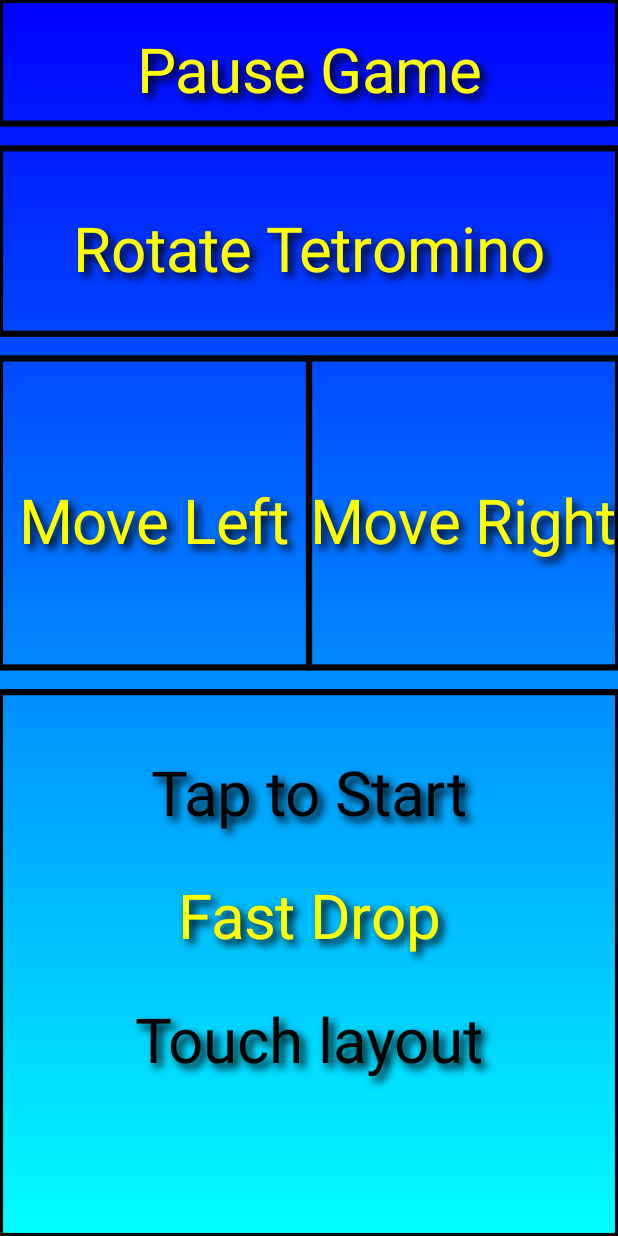
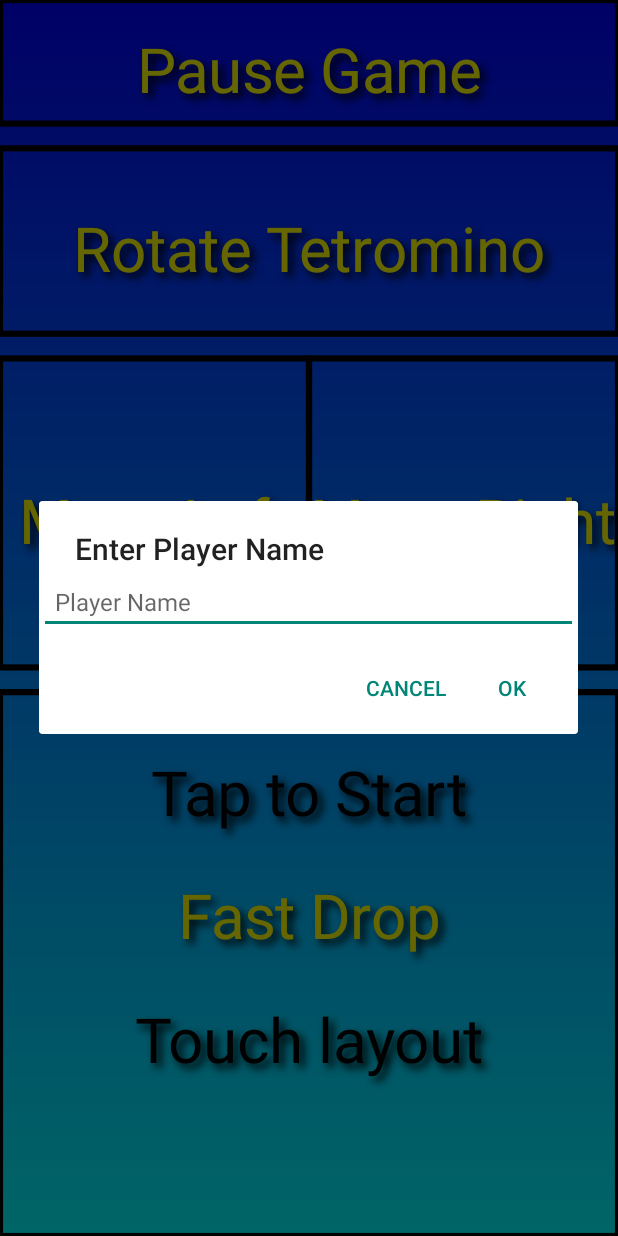
Before and after one commit to pantertanter/Tetris, an Android app built with Jetpack Compose: the screen it shows after launch (MainActivity), on a phone screen of 412 x 824 dp. Run offline under Robolectric (Android 15) with nearby library versions, the phone set to English and light mode, and no system bars; our stand-ins replace Firebase (no records; nobody signed in at launch, a user with empty details on screens opened directly).

Commit message:
popup for playerName
Now make an input field on the start screen to accept a player name

```diff
--- a/app/src/main/java/com/example/tetris/MainActivity.kt
+++ b/app/src/main/java/com/example/tetris/MainActivity.kt
@@ -13,12 +13,6 @@ import com.google.firebase.FirebaseApp
 class MainActivity : ComponentActivity() {
     override fun onCreate(savedInstanceState: Bundle?) {
         super.onCreate(savedInstanceState)
-        try {
-            FirebaseApp.initializeApp(this) // Initialize Firebase
-        } catch (e: Exception) {
-            e.printStackTrace()
-            // Log error or show an appropriate message
-        }
 
         setContent {
             TetrisTheme {
--- a/app/src/main/java/com/example/tetris/ui/GameView.kt
+++ b/app/src/main/java/com/example/tetris/ui/GameView.kt
@@ -3,6 +3,7 @@ package com.example.tetris.ui
 import TETROMINOS
 import Tetromino
 import TetrominoType
+import android.app.AlertDialog
 import android.content.ContentValues.TAG
 import android.os.Handler
 import android.os.Looper
@@ -27,6 +28,9 @@ import com.google.firebase.ktx.Firebase
 import android.widget.RelativeLayout
 
 class GameView(context: Context) : View(context) {
+
+    var onStartScreenShown: (() -> Unit)? = null // Callback to notify when the start screen is displayed
+
     private val paint = Paint()
     private var tetromino: Tetromino = getNextTetromino() // Initialize Tetromino
 
@@ -52,8 +56,7 @@ class GameView(context: Context) : View(context) {
     private var gameOver = false // Track whether the game is over
     private var paused = false  // Track whether the game is paused
     private var playerName: String = "playerOne" // Variable to store the player's name
-    private var nameInput: EditText? = null // Nullable to avoid initialization issues
-
+    private var showPopupOnce = true // Ensures the popup shows only once
 
     // Highscore variables
     private var highScoreSaved = false
@@ -400,53 +403,48 @@ class GameView(context: Context) : View(context) {
             textPaint
         )
 
-    addNameInputFieldIfNeeded()
+        if (showPopupOnce) {
+            showPopupOnce = false
+            showPlayerNamePopup()
+        }
+
+        // Notify the activity to show the input box
+        onStartScreenShown?.invoke()
     }
 
-    fun addPlayerNameInput() {
-        // Get the root RelativeLayout from your XML
-        val rootLayout = findViewById<RelativeLayout>(R.id.root_layout) // Ensure this ID matches your XML root layout
+    private fun showPlayerNamePopup() {
+        // Create an AlertDialog builder
+        val builder = AlertDialog.Builder(context)
+        builder.setTitle("Enter Player Name")
 
-        // Check if the EditText already exists
-        if (rootLayout.findViewWithTag<EditText>("playerNameInput") == null) {
-            // Create the EditText dynamically
-            val nameInput = EditText(this).apply {
-                tag = "playerNameInput" // Assign a tag for identification
-                hint = "Enter Player Name"
-                textSize = 18f
-                setPadding(16, 16, 16, 16)
-                setBackgroundColor(Color.WHITE)
-            }
+        // Create an EditText for input
+        val input = EditText(context).apply {
+            hint = "Player Name"
+            textSize = 16f
+            setPadding(16, 16, 16, 16)
+        }
 
-            // Define layout parameters for positioning
-            val layoutParams = RelativeLayout.LayoutParams(
-                RelativeLayout.LayoutParams.MATCH_PARENT,
-                RelativeLayout.LayoutParams.WRAP_CONTENT
-            ).apply {
-                addRule(RelativeLayout.BELOW, R.id.hello_world) // Position below the TextView
-                setMargins(16, 16, 16, 16) // Add margins
-            }
+        // Add the EditText to the dialog
+        builder.setView(input)
 
-            // Add the EditText to the RelativeLayout
-            rootLayout.addView(nameInput, layoutParams)
-
-            // Handle player name input
-            nameInput.setOnEditorActionListener { _, _, _ ->
-                val input = nameInput.text.toString().trim()
-                if (input.isNotEmpty()) {
-                    playerName = input // Save to the playerName variable
-                    Toast.makeText(this, "Welcome, $playerName!", Toast.LENGTH_SHORT).show()
-                } else {
-                    Toast.makeText(this, "Name cannot be empty!", Toast.LENGTH_SHORT).show()
-                }
-                false // Dismiss the keyboard
+        // Set up the buttons
+        builder.setPositiveButton("OK") { _, _ ->
+            val enteredName = input.text.toString().trim()
+            if (enteredName.isNotEmpty()) {
+                playerName = enteredName
+                Toast.makeText(context, "Welcome, $playerName!", Toast.LENGTH_SHORT).show()
+            } else {
+                Toast.makeText(context, "Name cannot be empty!", Toast.LENGTH_SHORT).show()
+                showPopupOnce = true // Re-show the popup if no name is entered
             }
         }
-    }
 
-    // Function to retrieve the player's name when needed
-    private fun getPlayerName(): String {
-        return playerName
+        builder.setNegativeButton("Cancel") { dialog, _ ->
+            dialog.dismiss()
+        }
+
+        // Show the dialog
+        builder.show()
     }
 
     private fun drawGameOverMessage(canvas: Canvas) {
```
Also changed, not shown: app/src/main/res/layout/activity_main.xml (+6 -4 lines).
